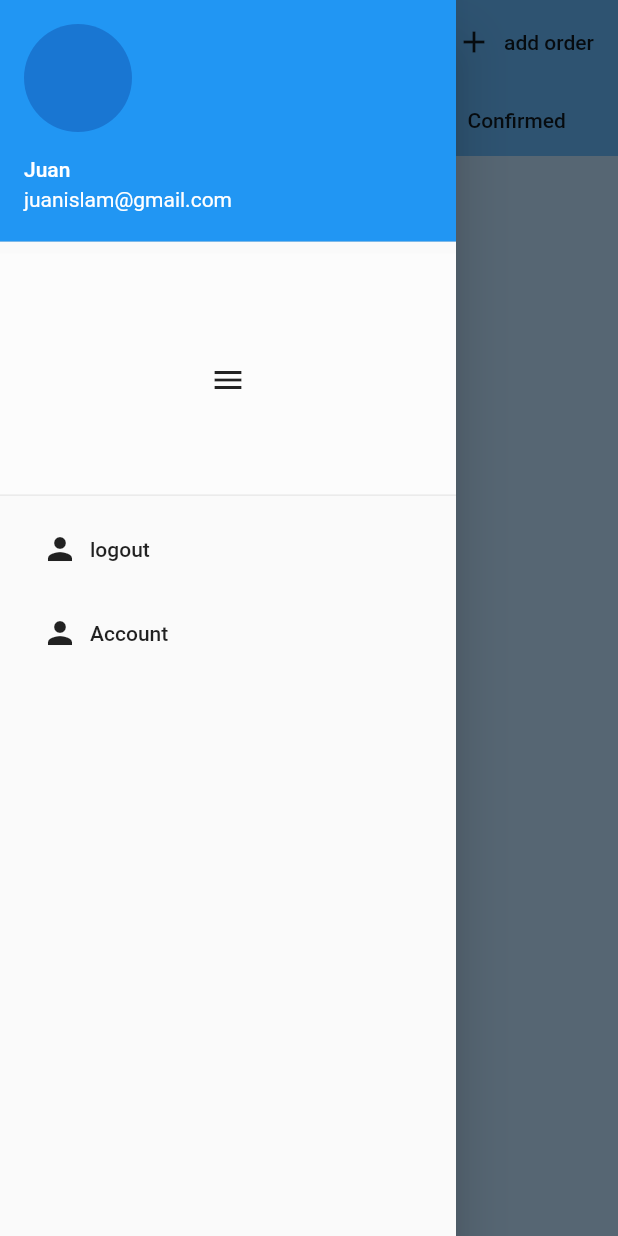
After one commit to vharney/PatungKuyGH, a Flutter app: the screen it shows once a user with an empty profile is signed in, in the side drawer, after a tap on "logout", on a phone screen of 412 x 824 dp. The commit adds this screen. Run offline on Flutter 3.47's test engine with Material 2 defaults, Android fonts, the phone set to English and light mode, and no system bars; our stand-ins replace cloud_firestore, firebase_auth, flutter_spinkit; accounts and stored records are empty.

Commit message:
changed drawer

```diff
--- /dev/null
+++ b/patungkuy/lib/screens/home/account.dart
@@ -0,0 +1,16 @@
+import 'package:flutter/material.dart';
+import 'package:patungkuy/services/auth.dart';
+import 'package:provider/provider.dart';
+import 'package:patungkuy/services/database.dart';
+
+class account extends StatefulWidget {
+  @override
+  _accountState createState() => _accountState();
+}
+
+class _accountState extends State<account> {
+  @override
+  Widget build(BuildContext context) {
+    return Scaffold();
+  }
+}
--- /dev/null
+++ b/patungkuy/lib/shared/drawer.dart
@@ -0,0 +1,46 @@
+import 'package:flutter/material.dart';
+import 'package:patungkuy/services/auth.dart';
+
+class DrawerCustom extends StatefulWidget {
+  @override
+  _DrawerCustomState createState() => _DrawerCustomState();
+}
+
+class _DrawerCustomState extends State<DrawerCustom> {
+  @override
+  Widget build(BuildContext context) {
+    return Drawer(
+      child: ListView(padding: EdgeInsets.zero, children: <Widget>[
+        UserAccountsDrawerHeader(
+          accountName: Text('Juan'),
+          accountEmail: Text('juanislam@gmail.com'),
+          currentAccountPicture: CircleAvatar(),
+        ),
+        DrawerHeader(
+          child: Icon(Icons.menu),
+          decoration: BoxDecoration(
+            color: Colors.white30,
+          ),
+        ),
+        ListTile(
+          leading: FlatButton.icon(
+            icon: Icon(Icons.person),
+            label: Text('logout'),
+            onPressed: () async {
+              await AuthService().signOut();
+            },
+          ),
+          // Update the state of the app.
+          // ...
+        ),
+        ListTile(
+          leading: FlatButton.icon(
+            icon: Icon(Icons.person),
+            label: Text('Account'),
+            onPressed: () async {},
+          ),
+        ),
+      ]),
+    );
+  }
+}
```
Also changed, not shown: patungkuy/lib/screens/home/orders.dart (+2 -35 lines).
